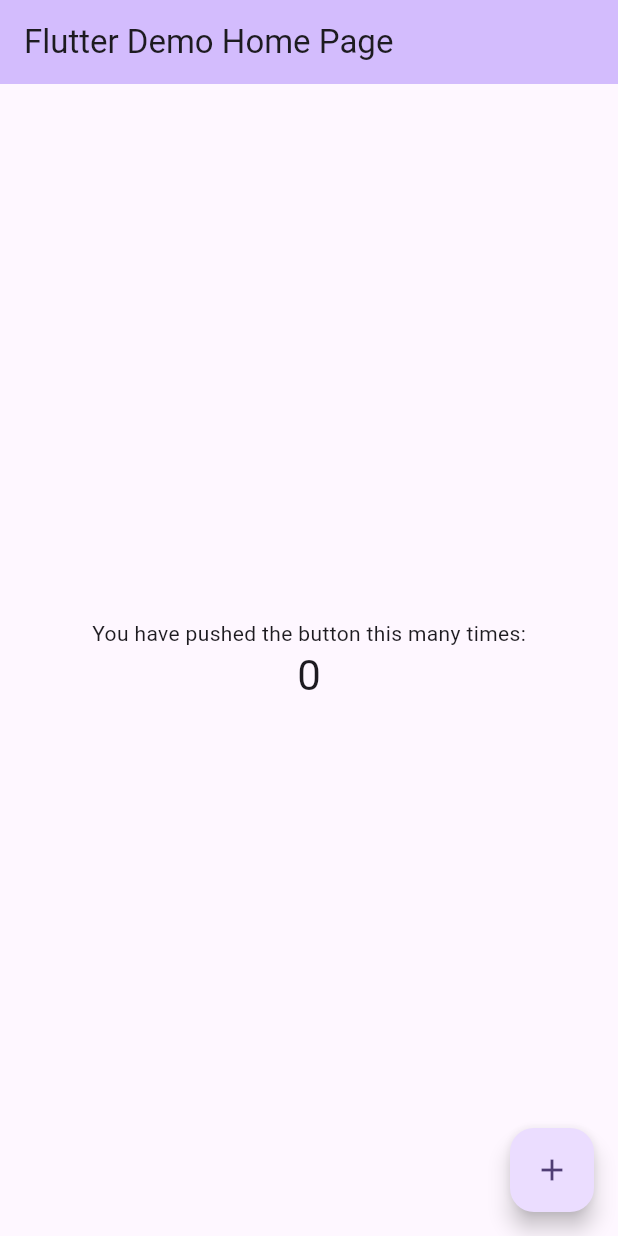
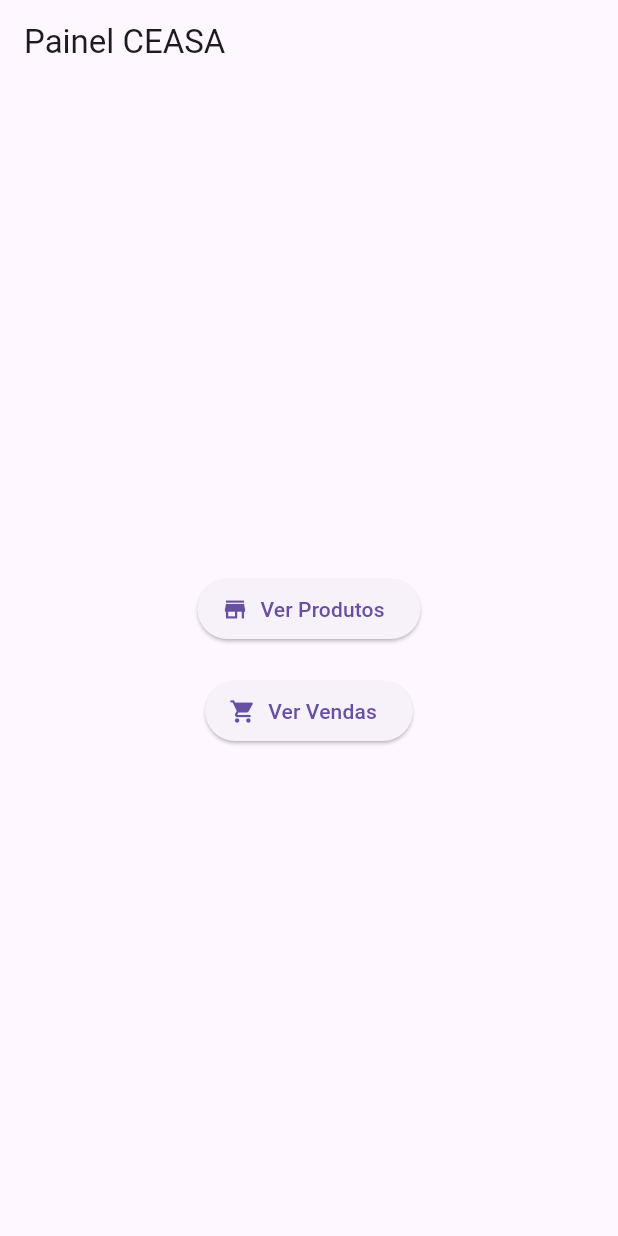
Before and after one commit to VINICIUS-VIEIRA-SANTOS/App-Ceasa, a Flutter app: the screen it shows after launch, on a phone screen of 412 x 824 dp. Run offline on Flutter 3.47's test engine with Material 3 defaults, Android fonts, the phone set to English and light mode, and no system bars.

Commit message:
Adiciona backend FastAPI e estrutura inicial do app Flutter

```diff
--- /dev/null
+++ b/lib/api_service.dart
@@ -0,0 +1,25 @@
+import 'dart:convert';
+import 'package:http/http.dart' as http;
+import '../utils/config.dart';
+
+class ApiService {
+  final String baseUrl = Config.apiUrl;
+
+  Future<List<dynamic>> getProdutos() async {
+    final response = await http.get(Uri.parse('$baseUrl/produtos/'));
+    if (response.statusCode == 200) {
+      return jsonDecode(response.body);
+    } else {
+      throw Exception('Erro ao carregar produtos');
+    }
+  }
+
+  Future<List<dynamic>> getVendas() async {
+    final response = await http.get(Uri.parse('$baseUrl/vendas/'));
+    if (response.statusCode == 200) {
+      return jsonDecode(response.body);
+    } else {
+      throw Exception('Erro ao carregar vendas');
+    }
+  }
+}
--- a/lib/main.dart
+++ b/lib/main.dart
@@ -1,122 +1,22 @@
 import 'package:flutter/material.dart';
+import 'pages/home_page.dart';
 
 void main() {
-  runApp(const MyApp());
+  runApp(const CeasaApp());
 }
 
-class MyApp extends StatelessWidget {
-  const MyApp({super.key});
+class CeasaApp extends StatelessWidget {
+  const CeasaApp({super.key});
 
-  // This widget is the root of your application.
   @override
   Widget build(BuildContext context) {
     return MaterialApp(
-      title: 'Flutter Demo',
+      title: 'Ceasa App',
+      debugShowCheckedModeBanner: false,
       theme: ThemeData(
-        // This is the theme of your application.
-        //
-        // TRY THIS: Try running your application with "flutter run". You'll see
-        // the application has a purple toolbar. Then, without quitting the app,
-        // try changing the seedColor in the colorScheme below to Colors.green
-        // and then invoke "hot reload" (save your changes or press the "hot
-        // reload" button in a Flutter-supported IDE, or press "r" if you used
-        // the command line to start the app).
-        //
-        // Notice that the counter didn't reset back to zero; the application
-        // state is not lost during the reload. To reset the state, use hot
-        // restart instead.
-        //
-        // This works for code too, not just values: Most code changes can be
-        // tested with just a hot reload.
-        colorScheme: ColorScheme.fromSeed(seedColor: Colors.deepPurple),
+        primarySwatch: Colors.green,
       ),
-      home: const MyHomePage(title: 'Flutter Demo Home Page'),
+      home: const HomePage(),
     );
   }
 }
-
-class MyHomePage extends StatefulWidget {
-  const MyHomePage({super.key, required this.title});
-
-  // This widget is the home page of your application. It is stateful, meaning
-  // that it has a State object (defined below) that contains fields that affect
-  // how it looks.
-
-  // This class is the configuration for the state. It holds the values (in this
-  // case the title) provided by the parent (in this case the App widget) and
-  // used by the build method of the State. Fields in a Widget subclass are
-  // always marked "final".
-
-  final String title;
-
-  @override
-  State<MyHomePage> createState() => _MyHomePageState();
-}
-
-class _MyHomePageState extends State<MyHomePage> {
-  int _counter = 0;
-
-  void _incrementCounter() {
-    setState(() {
-      // This call to setState tells the Flutter framework that something has
-      // changed in this State, which causes it to rerun the build method below
-      // so that the display can reflect the updated values. If we changed
-      // _counter without calling setState(), then the build method would not be
-      // called again, and so nothing would appear to happen.
-      _counter++;
-    });
-  }
-
-  @override
-  Widget build(BuildContext context) {
-    // This method is rerun every time setState is called, for instance as done
-    // by the _incrementCounter method above.
-    //
-    // The Flutter framework has been optimized to make rerunning build methods
-    // fast, so that you can just rebuild anything that needs updating rather
-    // than having to individually change instances of widgets.
-    return Scaffold(
-      appBar: AppBar(
-        // TRY THIS: Try changing the color here to a specific color (to
-        // Colors.amber, perhaps?) and trigger a hot reload to see the AppBar
-        // change color while the other colors stay the same.
-        backgroundColor: Theme.of(context).colorScheme.inversePrimary,
-        // Here we take the value from the MyHomePage object that was created by
-        // the App.build method, and use it to set our appbar title.
-        title: Text(widget.title),
-      ),
-      body: Center(
-        // Center is a layout widget. It takes a single child and positions it
-        // in the middle of the parent.
-        child: Column(
-          // Column is also a layout widget. It takes a list of children and
-          // arranges them vertically. By default, it sizes itself to fit its
-          // children horizontally, and tries to be as tall as its parent.
-          //
-          // Column has various properties to control how it sizes itself and
-          // how it positions its children. Here we use mainAxisAlignment to
-          // center the children vertically; the main axis here is the vertical
-          // axis because Columns are vertical (the cross axis would be
-          // horizontal).
-          //
-          // TRY THIS: Invoke "debug painting" (choose the "Toggle Debug Paint"
-          // action in the IDE, or press "p" in the console), to see the
-          // wireframe for each widget.
-          mainAxisAlignment: MainAxisAlignment.center,
-          children: <Widget>[
-            const Text('You have pushed the button this many times:'),
-            Text(
-              '$_counter',
-              style: Theme.of(context).textTheme.headlineMedium,
-            ),
-          ],
-        ),
-      ),
-      floatingActionButton: FloatingActionButton(
-        onPressed: _incrementCounter,
-        tooltip: 'Increment',
-        child: const Icon(Icons.add),
-      ), // This trailing comma makes auto-formatting nicer for build methods.
-    );
-  }
-}
--- /dev/null
+++ b/lib/pages/home_page.dart
@@ -0,0 +1,45 @@
+import 'package:flutter/material.dart';
+import 'produtos_page.dart';
+import 'vendas_page.dart';
+
+class HomePage extends StatelessWidget {
+  const HomePage({super.key});
+
+  @override
+  Widget build(BuildContext context) {
+    return Scaffold(
+      appBar: AppBar(title: const Text('Painel CEASA')),
+      body: Center(
+        child: Padding(
+          padding: const EdgeInsets.all(20),
+          child: Column(
+            mainAxisAlignment: MainAxisAlignment.center,
+            children: [
+              ElevatedButton.icon(
+                icon: const Icon(Icons.store),
+                label: const Text("Ver Produtos"),
+                onPressed: () {
+                  Navigator.push(
+                    context,
+                    MaterialPageRoute(builder: (_) => const ProdutosPage()),
+                  );
+                },
+              ),
+              const SizedBox(height: 20),
+              ElevatedButton.icon(
+                icon: const Icon(Icons.shopping_cart),
+                label: const Text("Ver Vendas"),
+                onPressed: () {
+                  Navigator.push(
+                    context,
+                    MaterialPageRoute(builder: (_) => const VendasPage()),
+                  );
+                },
+              ),
+            ],
+          ),
+        ),
+      ),
+    );
+  }
+}
--- /dev/null
+++ b/lib/utils/config.dart
@@ -0,0 +1,3 @@
+class Config {
+  static const String apiUrl = "http://127.0.0.1:8000"; // backend local
+}
```
Also changed, not shown: lib/pages/pages/vendas_page.dart (added, +49 -0 lines), lib/pages/produtos_page.dart (added, +52 -0 lines), lib/widgets/custom_button.dart (added, +20 -0 lines), pubspec.yaml (+6 -75 lines).
